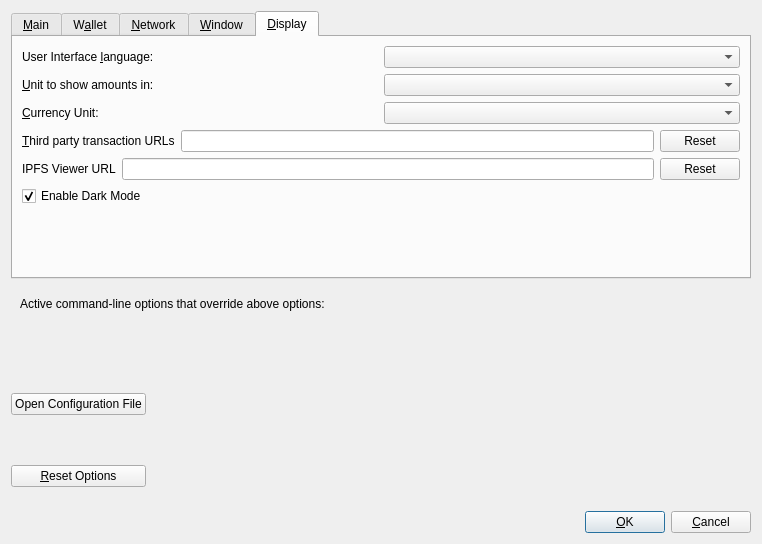
Before: the Qt Designer form src/qt/forms/optionsdialog.ui in AvianNetwork/Avian, drawn with Qt 5.
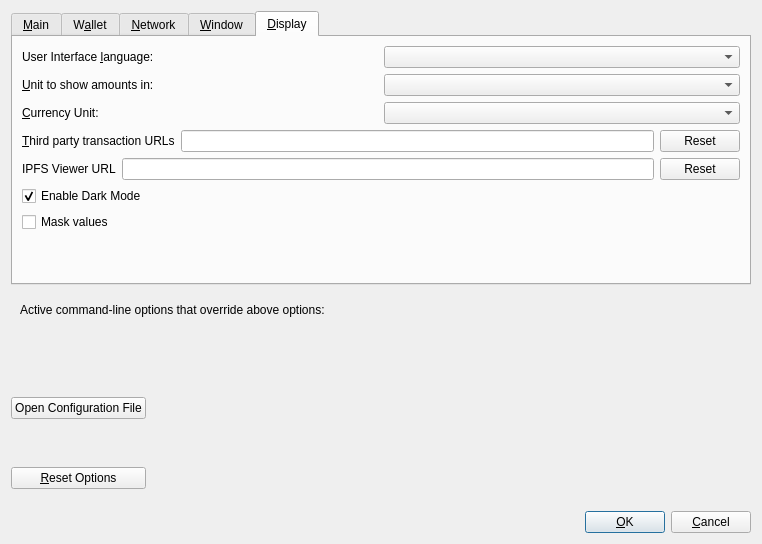
After: the same form once the commit is applied. The open tabs and pages were chosen to show the change. Custom widgets are drawn as their Qt base class.

Commit message:
feat: Implement "Mask values" privacy feature
Add privacy toggle to hide wallet amounts and restrict navigation to sensitive tabs.

Patch:
```diff
--- a/src/qt/forms/optionsdialog.ui
+++ b/src/qt/forms/optionsdialog.ui
@@ -783,6 +783,16 @@
          </property>
         </widget>
        </item>
+       <item>
+        <widget class="QCheckBox" name="hideAmountsCheckBox">
+         <property name="text">
+          <string>Mask values</string>
+         </property>
+         <property name="toolTip">
+          <string>Hide all balance amounts on the overview page</string>
+         </property>
+        </widget>
+       </item>
        <item>
         <spacer name="verticalSpacer_Display">
          <property name="orientation">
```
The commit also changes 10 other files.
